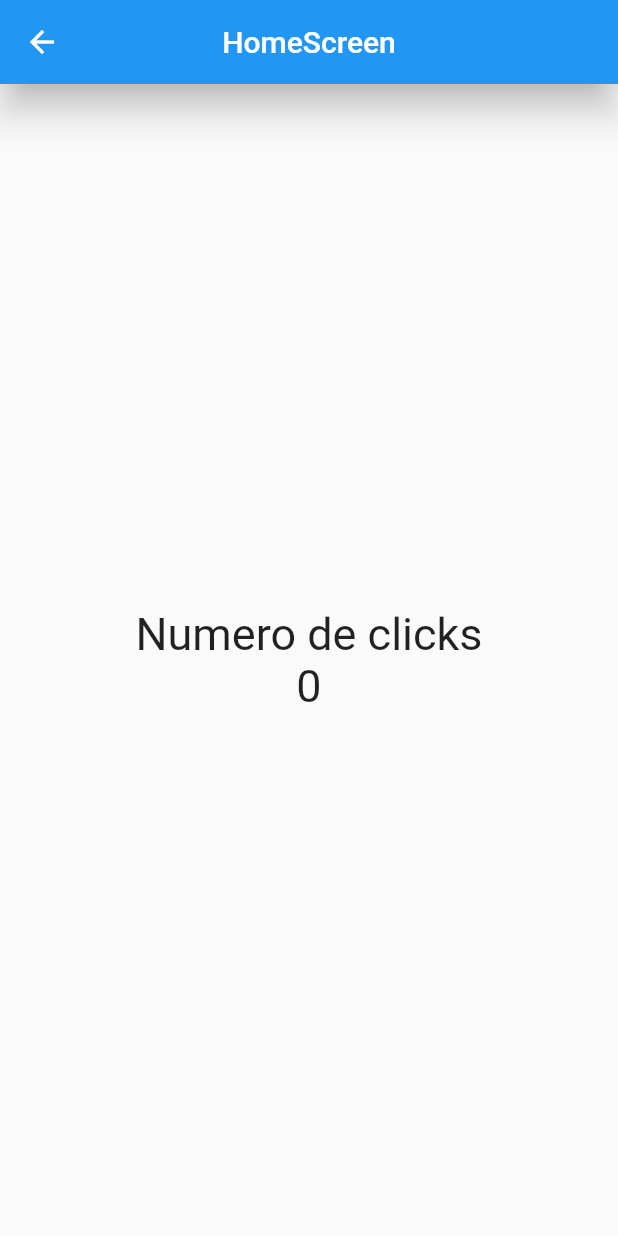
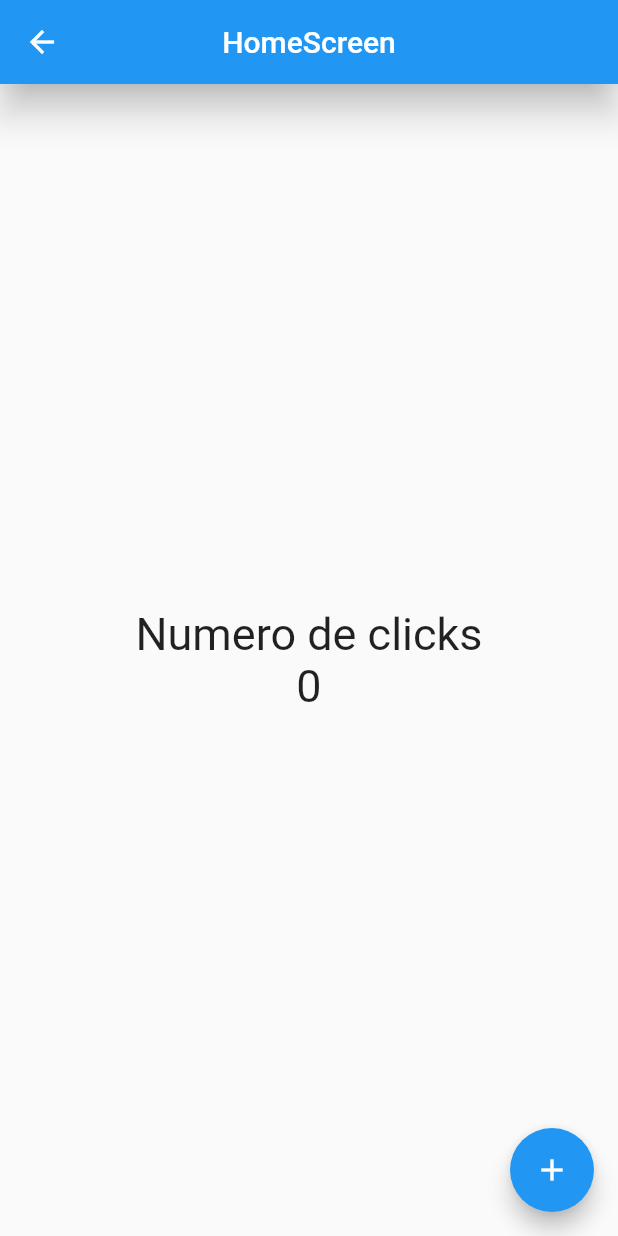
Before and after one commit to JuanIgnacioPiroso/counter_app, a Flutter app: the HomeScreen screen opened directly, on a phone screen of 412 x 824 dp. Run offline on Flutter 3.47's test engine with Material 2 defaults, Android fonts, the phone set to English and light mode, and no system bars.

```diff
--- a/lib/screens/home_screen.dart
+++ b/lib/screens/home_screen.dart
@@ -7,6 +7,7 @@ class HomeScreen extends StatelessWidget {
   Widget build(BuildContext context) {
 
     const fontSize30 = TextStyle(fontSize: 30);
+    int counter = 0;
 
     return Scaffold(
         appBar: AppBar(
@@ -18,14 +19,29 @@ class HomeScreen extends StatelessWidget {
           child: Column(
               mainAxisAlignment: MainAxisAlignment.center,
 
-              children: const <Widget>[
-                Text('Numero de clicks', style: fontSize30),
-                Text('0', style: fontSize30)
+              children: [
+                const Text('Numero de clicks', style: fontSize30),
+                Text('$counter', style: fontSize30)
 
 
                 ],
             ),
         ),
+
+        // floatingActionButtonLocation: FloatingActionButtonLocation.endFloat,
+        floatingActionButton: FloatingActionButton(
+
+          child: const Icon(Icons.add),
+
+          onPressed: () {
+
+            print('HolaMundo');
+            counter++;
+
+           },
+
+
+        ),
         );
   }
 }
```
